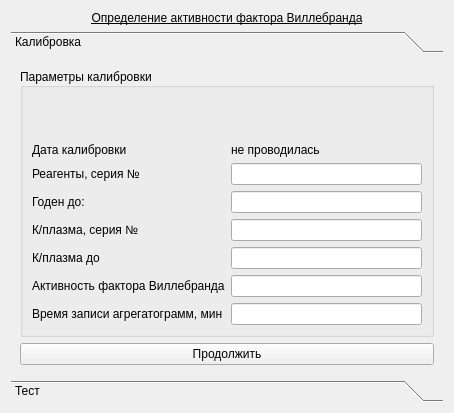
The window that choisedialog/agr2.ui (krang4d/Agrekola) describes before a commit, drawn with Qt 5.
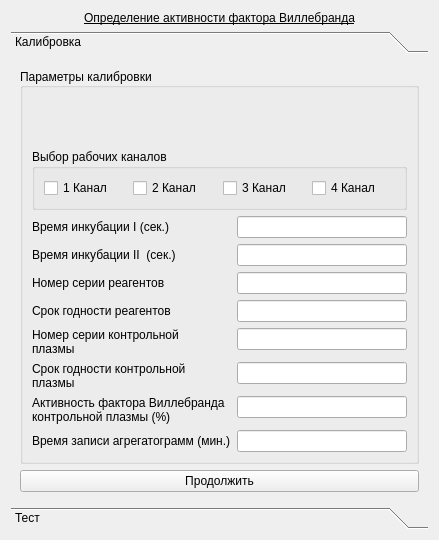
The same window after the commit. Custom widgets are drawn as their Qt base class.

What changed in the file:
```diff
--- a/choisedialog/agr2.ui
+++ b/choisedialog/agr2.ui
@@ -6,8 +6,8 @@
    <rect>
     <x>0</x>
     <y>0</y>
-    <width>454</width>
-    <height>413</height>
+    <width>439</width>
+    <height>540</height>
    </rect>
   </property>
   <property name="windowTitle">
@@ -34,8 +34,8 @@
        <rect>
         <x>0</x>
         <y>0</y>
-        <width>436</width>
-        <height>322</height>
+        <width>421</width>
+        <height>449</height>
        </rect>
       </property>
       <attribute name="label">
@@ -51,7 +51,7 @@
           <set>Qt::AlignLeading|Qt::AlignLeft|Qt::AlignVCenter</set>
          </property>
          <layout class="QFormLayout" name="formLayout">
-          <item row="0" column="0" colspan="2">
+          <item row="1" column="0" colspan="2">
            <spacer name="verticalSpacer">
             <property name="orientation">
              <enum>Qt::Vertical</enum>
@@ -64,104 +64,158 @@
             </property>
            </spacer>
           </item>
-          <item row="1" column="0">
-           <widget class="QLabel" name="label_1">
-            <property name="text">
-             <string>Дата калибровки</string>
-            </property>
-           </widget>
-          </item>
-          <item row="1" column="1">
-           <widget class="QLabel" name="label_calibrationData">
-            <property name="minimumSize">
-             <size>
-              <width>40</width>
-              <height>0</height>
-             </size>
-            </property>
-            <property name="text">
-             <string>не проводилась</string>
-            </property>
-           </widget>
-          </item>
-          <item row="2" column="0">
+          <item row="5" column="0">
            <widget class="QLabel" name="label_2">
             <property name="text">
-             <string>Реагенты, серия №</string>
+             <string>Номер серии реагентов</string>
             </property>
             <property name="buddy">
              <cstring>lineEdit_1</cstring>
             </property>
            </widget>
           </item>
-          <item row="2" column="1">
+          <item row="5" column="1">
            <widget class="QLineEdit" name="lineEdit_1"/>
           </item>
-          <item row="3" column="0">
+          <item row="6" column="0">
            <widget class="QLabel" name="label_3">
             <property name="text">
-             <string>Годен до:</string>
+             <string>Срок годности реагентов</string>
             </property>
             <property name="buddy">
              <cstring>lineEdit_2</cstring>
             </property>
            </widget>
           </item>
-          <item row="3" column="1">
+          <item row="6" column="1">
            <widget class="QLineEdit" name="lineEdit_2"/>
           </item>
-          <item row="4" column="0">
+          <item row="7" column="0">
            <widget class="QLabel" name="label_4">
             <property name="text">
-             <string>К/плазма, серия №</string>
+             <string>Номер серии контрольной
+плазмы</string>
             </property>
             <property name="buddy">
              <cstring>lineEdit_5</cstring>
             </property>
            </widget>
           </item>
-          <item row="4" column="1">
+          <item row="7" column="1">
            <widget class="QLineEdit" name="lineEdit_3"/>
           </item>
-          <item row="5" column="0">
+          <item row="8" column="0">
            <widget class="QLabel" name="label_5">
             <property name="text">
-             <string>К/плазма до</string>
+             <string>Срок годности контрольной
+плазмы</string>
             </property>
             <property name="buddy">
              <cstring>lineEdit_4</cstring>
             </property>
            </widget>
           </item>
-          <item row="5" column="1">
+          <item row="8" column="1">
            <widget class="QLineEdit" name="lineEdit_4"/>
           </item>
-          <item row="6" column="0">
+          <item row="9" column="0">
            <widget class="QLabel" name="label_6">
             <property name="text">
-             <string>Активность фактора Виллебранда</string>
+             <string>Активность фактора Виллебранда
+контрольной плазмы (%)</string>
             </property>
             <property name="buddy">
              <cstring>lineEdit_5</cstring>
             </property>
            </widget>
           </item>
-          <item row="6" column="1">
+          <item row="9" column="1">
            <widget class="QLineEdit" name="lineEdit_5"/>
           </item>
-          <item row="7" column="0">
+          <item row="10" column="0">
            <widget class="QLabel" name="label_7">
             <property name="text">
-             <string>Время записи агрегатограмм, мин</string>
+             <string>Время записи агрегатограмм (мин.)</string>
             </property>
             <property name="buddy">
              <cstring>lineEdit_6</cstring>
             </property>
            </widget>
           </item>
-          <item row="7" column="1">
+          <item row="10" column="1">
            <widget class="QLineEdit" name="lineEdit_6"/>
           </item>
+          <item row="3" column="0">
+           <widget class="QLabel" name="label_incube">
+            <property name="text">
+             <string>Время инкубации I (сек.)</string>
+            </property>
+           </widget>
+          </item>
+          <item row="3" column="1">
+           <widget class="QLineEdit" name="lineEdit_incube">
+            <property name="inputMethodHints">
+             <set>Qt::ImhDigitsOnly</set>
+            </property>
+            <property name="text">
+             <string/>
+            </property>
+           </widget>
+          </item>
+          <item row="4" column="0">
+           <widget class="QLabel" name="label_incube_2">
+            <property name="text">
+             <string>Время инкубации II  (сек.)</string>
+            </property>
+           </widget>
+          </item>
+          <item row="4" column="1">
+           <widget class="QLineEdit" name="lineEdit_incube_2">
+            <property name="inputMethodHints">
+             <set>Qt::ImhDigitsOnly</set>
+            </property>
+            <property name="text">
+             <string/>
+            </property>
+           </widget>
+          </item>
+          <item row="2" column="0" colspan="2">
+           <widget class="QGroupBox" name="groupBox_2">
+            <property name="title">
+             <string>Выбор рабочих каналов</string>
+            </property>
+            <layout class="QHBoxLayout" name="horizontalLayout">
+             <item>
+              <widget class="QCheckBox" name="checkBox_1">
+               <property name="text">
+                <string>1 Канал</string>
+               </property>
+              </widget>
+             </item>
+             <item>
+              <widget class="QCheckBox" name="checkBox_2">
+               <property name="text">
+                <string>2 Канал</string>
+               </property>
+              </widget>
+             </item>
+             <item>
+              <widget class="QCheckBox" name="checkBox_3">
+               <property name="text">
+                <string>3 Канал</string>
+               </property>
+              </widget>
+             </item>
+             <item>
+              <widget class="QCheckBox" name="checkBox_4">
+               <property name="text">
+                <string>4 Канал</string>
+               </property>
+              </widget>
+             </item>
+            </layout>
+           </widget>
+          </item>
          </layout>
         </widget>
        </item>
```
Left out of the diff: 4 changed lines with no effect on the pictures.
